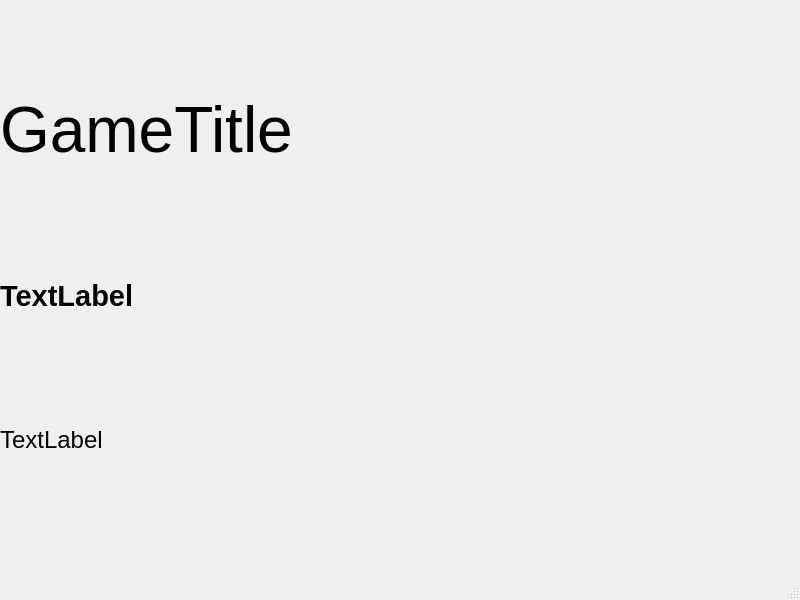
Qt form src/views/gui/windows/game/GameWindow.ui (Livl-Corporation/livl-board-games) before a commit.
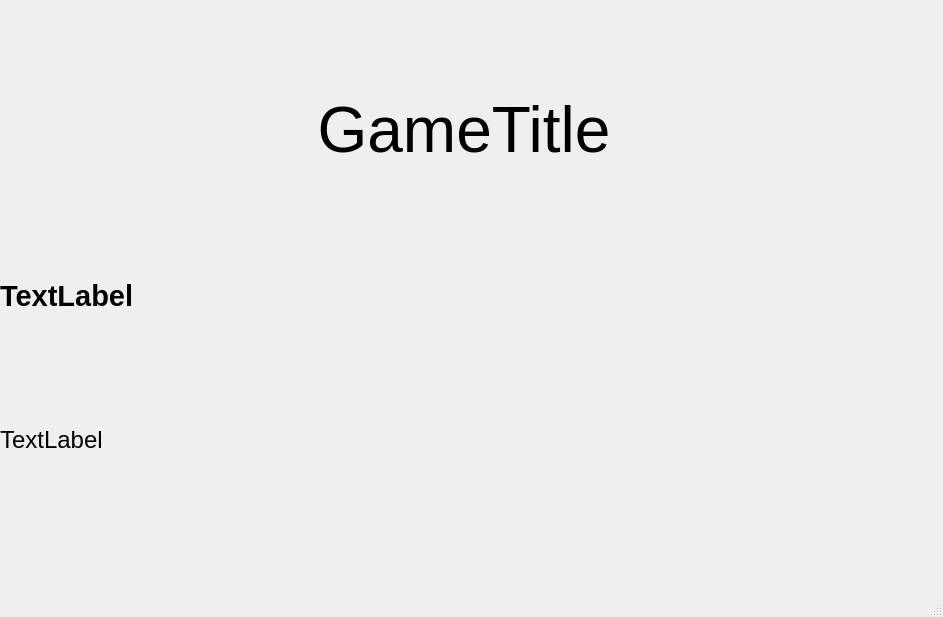
The same form after that commit.

Commit message: feat(GameWindow): add some beauty

```diff
--- a/src/views/gui/windows/game/GameWindow.ui
+++ b/src/views/gui/windows/game/GameWindow.ui
@@ -6,8 +6,8 @@
    <rect>
     <x>0</x>
     <y>0</y>
-    <width>800</width>
-    <height>600</height>
+    <width>943</width>
+    <height>617</height>
    </rect>
   </property>
   <property name="windowTitle">
@@ -23,7 +23,7 @@
       <height>551</height>
      </rect>
     </property>
-    <layout class="QVBoxLayout" name="verticalLayout">
+    <layout class="QVBoxLayout" name="verticalLayout" stretch="0,0,0,0">
      <property name="spacing">
       <number>19</number>
      </property>
@@ -33,7 +33,7 @@
         <bool>true</bool>
        </property>
        <property name="sizePolicy">
-        <sizepolicy hsizetype="Preferred" vsizetype="Fixed">
+        <sizepolicy hsizetype="Expanding" vsizetype="Fixed">
          <horstretch>0</horstretch>
          <verstretch>0</verstretch>
         </sizepolicy>
@@ -53,6 +53,9 @@
        <property name="text">
         <string>GameTitle</string>
        </property>
+       <property name="alignment">
+        <set>Qt::AlignCenter</set>
+       </property>
       </widget>
      </item>
      <item>
```
Left out of the diff: 15 changed lines with no effect on the pictures. The commit also changes 2 other files.
